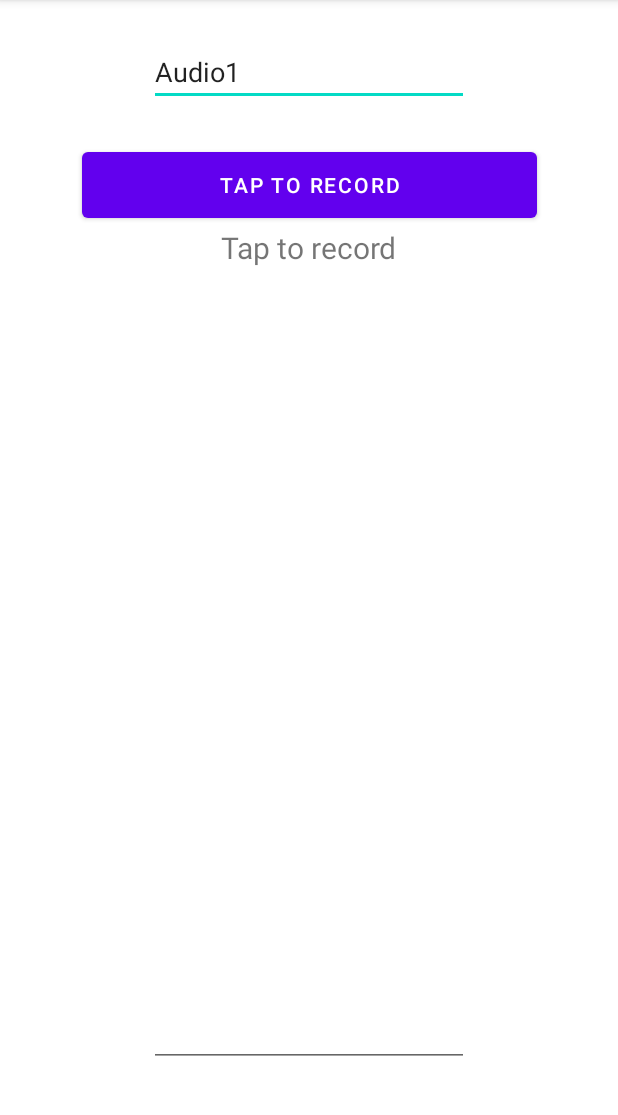
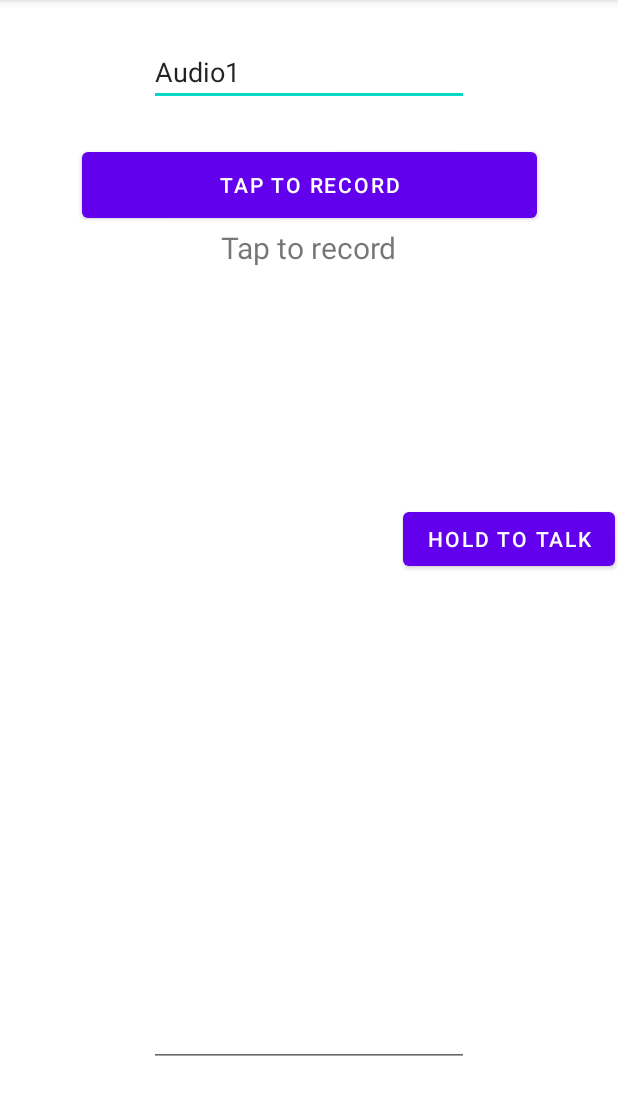
Before and after one commit to BatKol/BatKol, an Android app: the screen it shows after launch once a user with an empty profile is signed in (newRecordActivity), after a tap on "NEW RECORD", on a phone screen of 412 x 824 dp, the part 84-1199 px from its top. Run offline under Robolectric (Android 15) with nearby library versions, the phone set to English and light mode, and no system bars; our stand-ins replace Firebase (no records; nobody signed in at launch, a user with empty details on screens opened directly).

Commit message:
add help test assistent to Main_flow, newRecordActivity, SearchPosts >>>>King AMI<<<<

```diff
--- a/app/src/main/java/com/example/batkol/Main_flow.java
+++ b/app/src/main/java/com/example/batkol/Main_flow.java
@@ -245,4 +245,10 @@ public class Main_flow extends AppCompatActivity{
                 Toast.makeText(this,"Permission Granted",Toast.LENGTH_LONG).show();
         }
     }
+
+    @Override
+    protected void onPause() {
+        super.onPause();
+        cardsAdapter.StopRecord();
+    }
 }
--- a/app/src/main/res/layout/activity_new_record.xml
+++ b/app/src/main/res/layout/activity_new_record.xml
@@ -102,4 +102,16 @@
         app:layout_constraintStart_toStartOf="parent"
         app:layout_constraintTop_toBottomOf="@+id/recordLabel"
         app:layout_constraintVertical_bias="0.637" />
+
+    <Button
+        android:id="@+id/speechhelper"
+        android:layout_width="wrap_content"
+        android:layout_height="wrap_content"
+        android:text="hold to talk"
+        app:layout_constraintBottom_toBottomOf="@+id/button_play"
+        app:layout_constraintEnd_toEndOf="parent"
+        app:layout_constraintHorizontal_bias="0.709"
+        app:layout_constraintStart_toEndOf="@+id/button_play"
+        app:layout_constraintTop_toTopOf="@+id/button_play"
+        app:layout_constraintVertical_bias="0.0" />
 </androidx.constraintlayout.widget.ConstraintLayout>
```
Also changed, not shown: app/src/main/java/com/example/batkol/SearchPosts.java (+50 -0 lines), app/src/main/java/com/example/batkol/newRecordActivity.java (+75 -12 lines), app/src/main/java/utils/AlgorithmsLibrary.java (+21 -0 lines).
